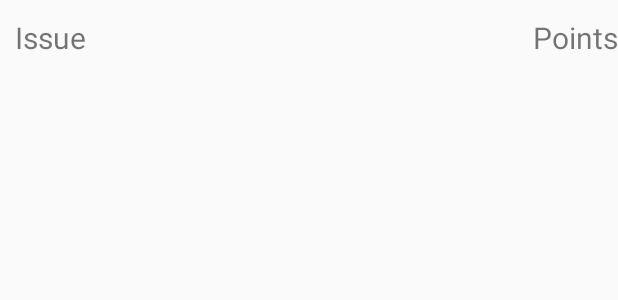
After one commit to themitsou/Practical-3, an Android app: the layout item_points.xml on its own in the app's theme, with its tools: preview values and no code run, on a phone screen of 412 x 824 dp. The commit adds this screen. Shown: the top 300 px of the screen. Run offline under Robolectric (Android 15) with nearby library versions, the phone set to English and light mode, and no system bars.

Commit message:
Add Points Activity

```diff
--- a/app/src/main/java/gr/academic/city/sdmd/projectissues/db/ProjectManagementContract.java
+++ b/app/src/main/java/gr/academic/city/sdmd/projectissues/db/ProjectManagementContract.java
@@ -35,6 +35,7 @@ public final class ProjectManagementContract {
         public static final String COLUMN_NAME_SHORT_NOTE = "short_note";
         public static final String COLUMN_NAME_LONG_NOTE = "long_note";
         public static final String COLUMN_NAME_TIMESTAMP = "timestamp";
+        public static final String COLUMN_NAME_ESTIMATED_HOURS = "estimated_hours";
         public static final String COLUMN_NAME_UPLOADED_TO_SERVER = "uploaded_to_server";
         public static final String COLUMN_NAME_SERVER_ID = "server_id";
         public static final String COLUMN_NAME_PROJECT_SERVER_ID = "club_server_id";
--- a/app/src/main/java/gr/academic/city/sdmd/projectissues/db/ProjectManagementDBHelper.java
+++ b/app/src/main/java/gr/academic/city/sdmd/projectissues/db/ProjectManagementDBHelper.java
@@ -34,6 +34,7 @@ public class ProjectManagementDBHelper extends SQLiteOpenHelper {
                     ProjectManagementContract.ProjectIssue.COLUMN_NAME_SHORT_NOTE + TEXT_TYPE + COMMA_SEP +
                     ProjectManagementContract.ProjectIssue.COLUMN_NAME_LONG_NOTE + TEXT_TYPE + COMMA_SEP +
                     ProjectManagementContract.ProjectIssue.COLUMN_NAME_TIMESTAMP + INT_TYPE + COMMA_SEP +
+                    ProjectManagementContract.ProjectIssue.COLUMN_NAME_ESTIMATED_HOURS + DOUBLE_TYPE + COMMA_SEP +
                     ProjectManagementContract.ProjectIssue.COLUMN_NAME_UPLOADED_TO_SERVER + SHORT_TYPE + COMMA_SEP +
                     ProjectManagementContract.ProjectIssue.COLUMN_NAME_SERVER_ID + INT_TYPE + COMMA_SEP +
                     ProjectManagementContract.ProjectIssue.COLUMN_NAME_PROJECT_SERVER_ID + INT_TYPE + COMMA_SEP +
@@ -46,7 +47,7 @@ public class ProjectManagementDBHelper extends SQLiteOpenHelper {
                     ProjectManagementContract.WorkLog.COLUMN_NAME_ISSUE_SERVER_ID + INT_TYPE + COMMA_SEP +
                     ProjectManagementContract.WorkLog.COLUMN_NAME_SERVER_ID + INT_TYPE + COMMA_SEP +
                     ProjectManagementContract.WorkLog.COLUMN_NAME_COMMENT + TEXT_TYPE + COMMA_SEP +
-                    ProjectManagementContract.WorkLog.COLUMN_NAME_WORK_HOURS + INT_TYPE + COMMA_SEP +
+                    ProjectManagementContract.WorkLog.COLUMN_NAME_WORK_HOURS + DOUBLE_TYPE + COMMA_SEP +
                     ProjectManagementContract.WorkLog.COLUMN_NAME_UPLOADED_TO_SERVER + SHORT_TYPE + COMMA_SEP +
                     ProjectManagementContract.WorkLog.COLUMN_NAME_FOR_DELETION + SHORT_TYPE + DEFAULT_0 +
                     " )";
--- a/app/src/main/java/gr/academic/city/sdmd/projectissues/service/PushToServerService.java
+++ b/app/src/main/java/gr/academic/city/sdmd/projectissues/service/PushToServerService.java
@@ -152,7 +152,7 @@ public class PushToServerService extends IntentService {
             final long WorklogDbId = cursor.getLong(cursor.getColumnIndexOrThrow(ProjectManagementContract.WorkLog._ID));
             long issueServerId = cursor.getLong(cursor.getColumnIndexOrThrow(ProjectManagementContract.WorkLog.COLUMN_NAME_ISSUE_SERVER_ID));
             String comment = cursor.getString(cursor.getColumnIndexOrThrow(ProjectManagementContract.WorkLog.COLUMN_NAME_COMMENT));
-            long hours = cursor.getLong(cursor.getColumnIndexOrThrow(ProjectManagementContract.WorkLog.COLUMN_NAME_WORK_HOURS));
+            double hours = cursor.getDouble(cursor.getColumnIndexOrThrow(ProjectManagementContract.WorkLog.COLUMN_NAME_WORK_HOURS));
 
             executeRequest(Constants.WORK_LOGS_URL, Commons.ConnectionMethod.POST, new Gson().toJson(new MasterWorkLogToSend((new WorkLogToSend(issueServerId, hours, comment)))), new Commons.ResponseCallback() {
                 @Override
--- a/app/src/main/java/gr/academic/city/sdmd/projectissues/service/WorkLogService.java
+++ b/app/src/main/java/gr/academic/city/sdmd/projectissues/service/WorkLogService.java
@@ -39,10 +39,9 @@ public class WorkLogService extends IntentService {
     private static final String ACTION_UNDELETE_WORK_LOG = "gr.academic.city.sdmd.studentsclubactivities.UNDELETE_WORK_LOG";
     private static final String EXTRA_PROJECT_SERVER_ISSUE_ID = "project_server_issue_id";
 
-    public static void startFetchWork_logs(Context context) {
+    public static void startFetchWorkLogs(Context context) {
         Intent intent = new Intent(context, WorkLogService.class);
         intent.setAction(ACTION_FETCH_WORK_LOGS);
-//        intent.putExtra(EXTRA_PROJECT_SERVER_ID, clubServerId);
 
         context.startService(intent);
     }
--- a/app/src/main/java/gr/academic/city/sdmd/projectissues/ui/activity/ClubActivitiesActivity.java
+++ b/app/src/main/java/gr/academic/city/sdmd/projectissues/ui/activity/ClubActivitiesActivity.java
@@ -98,7 +98,6 @@ public class ClubActivitiesActivity extends ToolbarActivity implements ClubActiv
     @Override
     protected void onResume() {
         super.onResume();
-
         ProjectIssueService.startFetchActivities(this, clubServerId);
     }
 
--- /dev/null
+++ b/app/src/main/res/layout/item_points.xml
@@ -0,0 +1,31 @@
+<?xml version="1.0" encoding="utf-8"?>
+<RelativeLayout
+    xmlns:android="http://schemas.android.com/apk/res/android"
+    xmlns:tools="http://schemas.android.com/tools"
+    android:layout_width="match_parent"
+    android:layout_height="50dp">
+
+    <TextView
+        android:id="@+id/tv_issue_points"
+        android:layout_width="wrap_content"
+        android:layout_height="wrap_content"
+        android:textSize="20sp"
+        tools:text="Points"
+        android:layout_alignBottom="@+id/tv_issue"
+        android:layout_alignParentRight="true"
+        android:layout_alignParentEnd="true" />
+
+    <TextView
+        android:id="@+id/tv_issue"
+        android:layout_width="wrap_content"
+        android:layout_height="wrap_content"
+        android:layout_alignParentLeft="true"
+        android:layout_alignParentStart="true"
+        android:layout_centerVertical="true"
+        android:layout_marginLeft="10dp"
+        android:layout_marginStart="10dp"
+        android:textSize="20sp"
+        tools:text="Issue"/>
+
+
+</RelativeLayout>
--- a/app/src/main/res/values/strings.xml
+++ b/app/src/main/res/values/strings.xml
@@ -20,6 +20,7 @@
     <string name="google_places_key">AIzaSyAv2tIrknnKA94WMedkdLbTVDpH0g_aRf0</string>
     <string name="action_delete">Delete Activity</string>
     <string name="action_save">Save Activity</string>
+    <string name="action_points">Show points</string>
     <string name="city_name">CITY College, the International Faculty of the University of Sheffield, Leontos Sofou, Thessaloniki</string>
     <string name="msg_snackbar">One Activity Deleted!</string>
     <string name="undo">UNDO</string>
```
Also changed, not shown: app/src/main/AndroidManifest.xml (+10 -0 lines), app/src/main/java/gr/academic/city/sdmd/projectissues/db/ClientCursorAdapter.java (added, +42 -0 lines), app/src/main/java/gr/academic/city/sdmd/projectissues/domain/Issue.java (+4 -3 lines), app/src/main/java/gr/academic/city/sdmd/projectissues/domain/TimeEntries.java (+4 -4 lines), app/src/main/java/gr/academic/city/sdmd/projectissues/domain/TimeEntry.java (+4 -4 lines), app/src/main/java/gr/academic/city/sdmd/projectissues/domain/WorkLogToSend.java (+4 -4 lines), app/src/main/java/gr/academic/city/sdmd/projectissues/ui/activity/MainActivity.java (+12 -1 lines), app/src/main/java/gr/academic/city/sdmd/projectissues/ui/activity/PointsActivity.java (added, +117 -0 lines), app/src/main/res/layout/activity_points.xml (added, +23 -0 lines), app/src/main/res/menu/points_menu.xml (added, +12 -0 lines).
